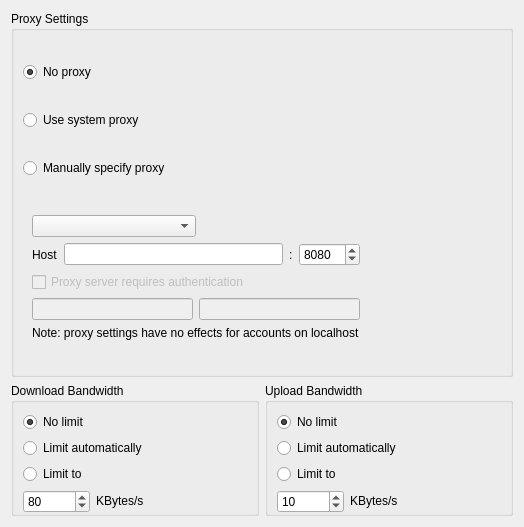
The window that src/gui/networksettings.ui (nextcloud/desktop) describes before a commit, drawn with Qt 5.
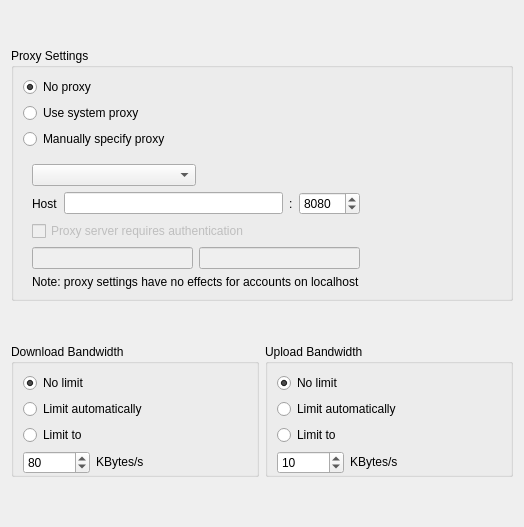
The same window after the commit.

Commit message: network settings spacing

```diff
--- a/src/gui/networksettings.ui
+++ b/src/gui/networksettings.ui
@@ -23,7 +23,7 @@
       <bool>true</bool>
      </property>
      <property name="sizePolicy">
-      <sizepolicy hsizetype="Preferred" vsizetype="Preferred">
+      <sizepolicy hsizetype="Preferred" vsizetype="Fixed">
        <horstretch>0</horstretch>
        <verstretch>0</verstretch>
       </sizepolicy>
```
